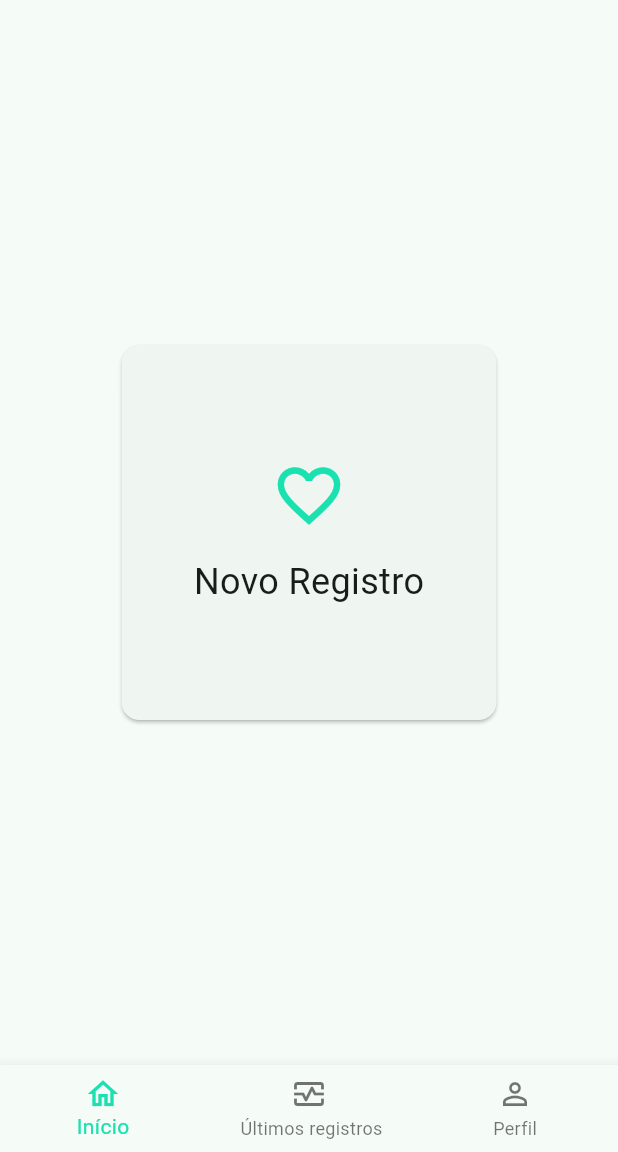
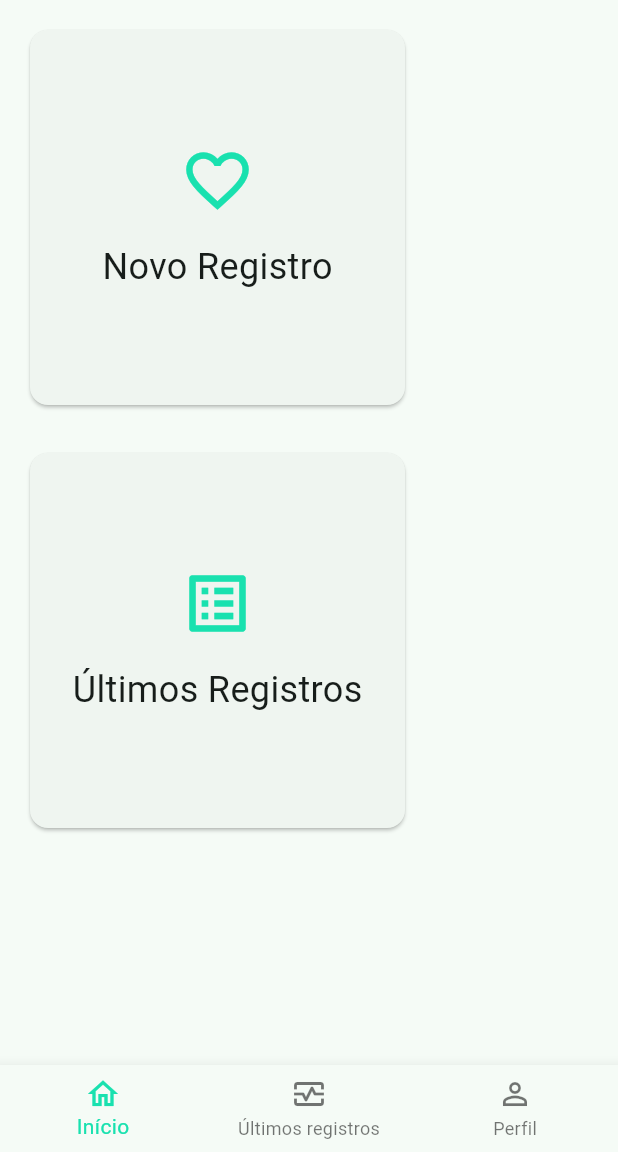
Before and after one commit to DeboraBorgesDev/careSyncApp, a Flutter app: the Home screen opened by its route, on a phone screen of 412 x 824 dp, the part 84-1236 px from its top. Run offline on Flutter 3.47's test engine with Material 3 defaults, Android fonts, the phone set to English and light mode, and no system bars.

Commit message:
criação do app scaffold layout

```diff
--- /dev/null
+++ b/lib/components/AppScaffold/app_scaffould.dart
@@ -0,0 +1,70 @@
+import 'package:flutter/material.dart';
+
+class AppScaffold extends StatefulWidget {
+  final int selectedIndex;
+  final Widget body;
+
+  const AppScaffold({
+    super.key,
+    required this.selectedIndex,
+    required this.body,
+  });
+
+  @override
+  // ignore: library_private_types_in_public_api
+  _AppScaffoldState createState() => _AppScaffoldState();
+}
+
+class _AppScaffoldState extends State<AppScaffold> {
+  int _selectedIndex = 0;
+
+  void _onItemTapped(int index) {
+    setState(() {
+      _selectedIndex = index;
+      // Navegação com base no índice selecionado
+      // Por exemplo:
+      // Navigator.pushNamed(context, routeForIndex(index));
+    });
+  }
+
+  @override
+  void initState() {
+    super.initState();
+    _selectedIndex = widget.selectedIndex;
+  }
+
+  @override
+  Widget build(BuildContext context) {
+    return Scaffold(
+      appBar: AppBar(
+        backgroundColor: const Color.fromARGB(255, 25, 225, 175),
+        title: Center(
+          child: Image.asset(
+            'assets/logo.png',
+            height: 20.0,
+          ),
+        ),
+      ),
+      body: widget.body,
+      bottomNavigationBar: BottomNavigationBar(
+        items: const <BottomNavigationBarItem>[
+          BottomNavigationBarItem(
+            icon: Icon(Icons.home_outlined),
+            label: 'Início',
+          ),
+          BottomNavigationBarItem(
+            icon: Icon(Icons.monitor_heart_outlined),
+            label: 'Últimos registros',
+          ),
+          BottomNavigationBarItem(
+            icon: Icon(Icons.person_outline),
+            label: 'Perfil',
+          ),
+        ],
+        currentIndex: _selectedIndex,
+        selectedItemColor: const Color.fromARGB(255, 25, 225, 175),
+        onTap: _onItemTapped,
+      ),
+    );
+  }
+}
--- a/lib/home/home.view.dart
+++ b/lib/home/home.view.dart
@@ -1,67 +1,14 @@
 import 'package:flutter/material.dart';
+import 'package:caresync/components/AppScaffold/app_scaffould.dart';
 
-class Home extends StatefulWidget {
+class Home extends StatelessWidget {
   const Home({super.key});
 
   @override
-  _HomeState createState() => _HomeState();
-}
-
-class _HomeState extends State<Home> {
-  int _selectedIndex = 0;
-
-  static const List<Widget> _widgetOptions = <Widget>[
-    HomeContent(),
-    Text(
-      'Index 1: Business',
-      style: TextStyle(fontSize: 24, color: Colors.black),
-    ),
-    Text(
-      'Index 2: School',
-      style: TextStyle(fontSize: 24, color: Colors.black),
-    ),
-  ];
-
-  void _onItemTapped(int index) {
-    setState(() {
-      _selectedIndex = index;
-    });
-  }
-
-  @override
   Widget build(BuildContext context) {
-    return Scaffold(
-      appBar: AppBar(
-        backgroundColor: const Color.fromARGB(255, 25, 225, 175),
-        title: Center(
-          child: Image.asset(
-            'assets/logo.png',
-            height: 20.0,
-          ),
-        ),
-      ),
-      body: Center(
-        child: _widgetOptions.elementAt(_selectedIndex),
-      ),
-      bottomNavigationBar: BottomNavigationBar(
-         items: const <BottomNavigationBarItem>[
-          BottomNavigationBarItem(
-            icon: Icon(Icons.home_outlined),
-            label: 'Início',
-          ),
-          BottomNavigationBarItem(
-            icon: Icon(Icons.monitor_heart_outlined),
-            label: ' Últimos registros',
-          ),
-          BottomNavigationBarItem(
-            icon: Icon(Icons.person_outline),
-            label: 'Perfil',
-          ),
-        ],
-        currentIndex: _selectedIndex,
-        selectedItemColor: const Color.fromARGB(255, 25, 225, 175),
-        onTap: _onItemTapped,
-      ),
+    return const AppScaffold(
+      selectedIndex: 0,
+      body: HomeContent(),
     );
   }
 }
@@ -87,7 +34,7 @@ class HomeContent extends StatelessWidget {
                 height: 250,
                 child: Column(
                   mainAxisAlignment: MainAxisAlignment.center,
-                  children:[
+                  children: [
                     Icon(
                       Icons.favorite_outline,
                       size: 50,
@@ -103,6 +50,33 @@ class HomeContent extends StatelessWidget {
               ),
             ),
           ),
+          const SizedBox(height: 24.0),
+          Card(
+            child: InkWell(
+              onTap: () {
+                // Ação para Últimos Registros
+              },
+              child: const SizedBox(
+                width: 250,
+                height: 250,
+                child: Column(
+                  mainAxisAlignment: MainAxisAlignment.center,
+                  children: [
+                    Icon(
+                      Icons.list_alt,
+                      size: 50,
+                      color: Color.fromARGB(255, 25, 225, 175),
+                    ),
+                    SizedBox(height: 16.0),
+                    Text(
+                      'Últimos Registros',
+                      style: TextStyle(fontSize: 24),
+                    ),
+                  ],
+                ),
+              ),
+            ),
+          ),
         ],
       ),
     );
```
